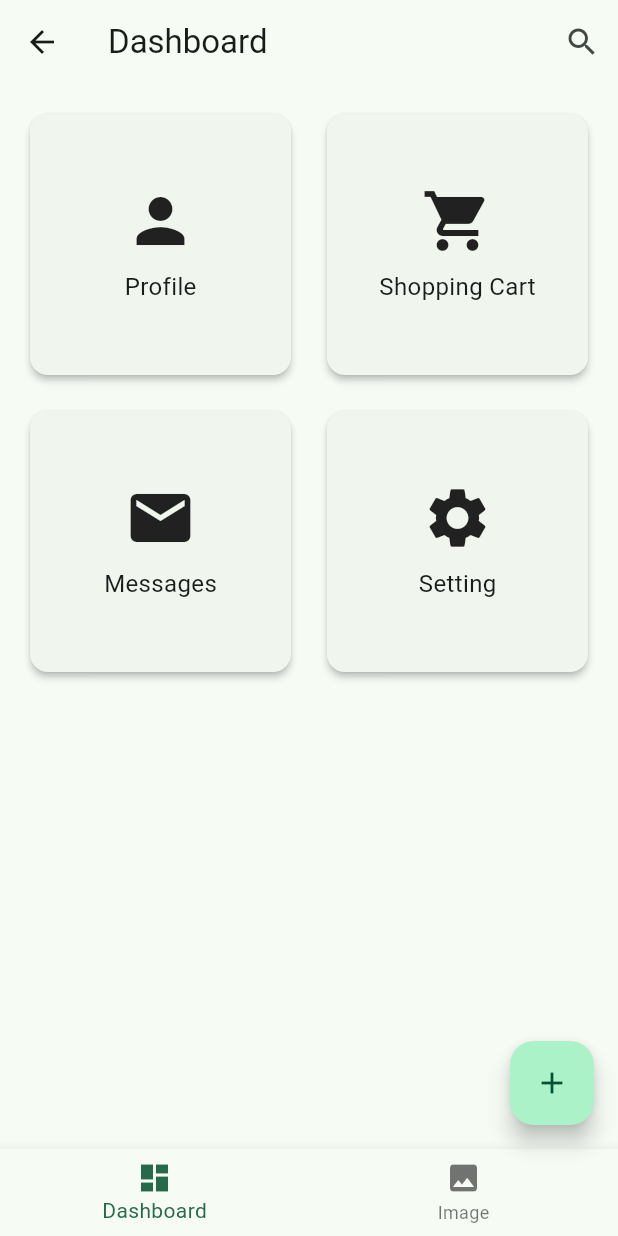
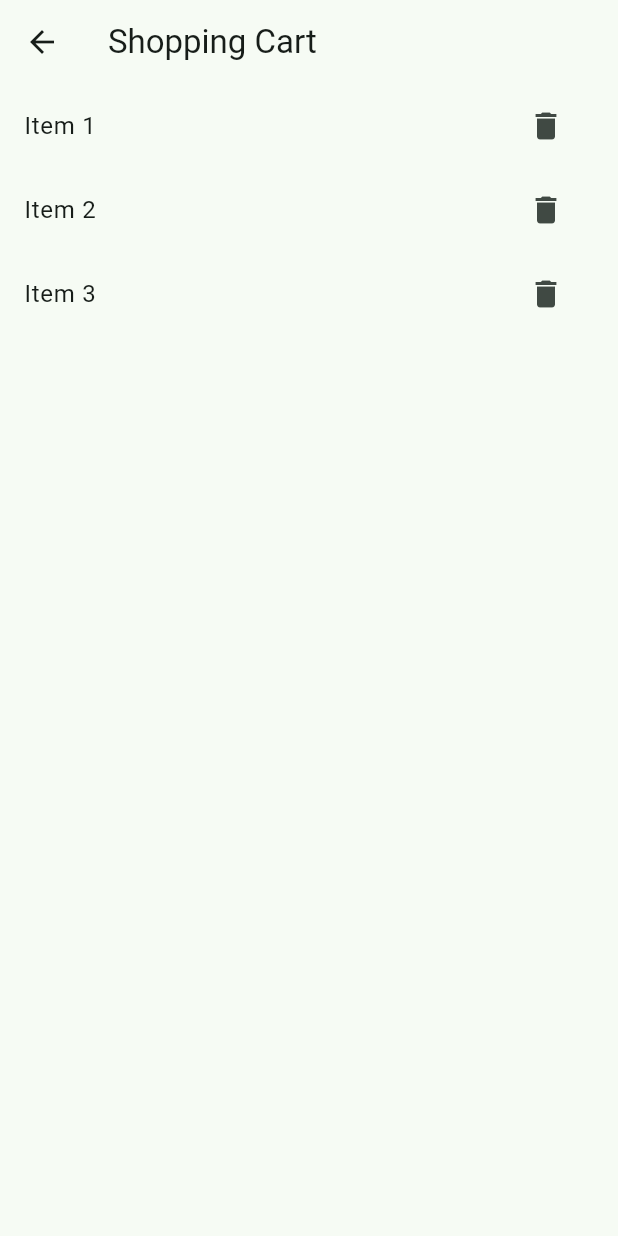
Before and after one commit to bernardrealino/flutter_base_project_template, a Flutter app: the DashboardPage screen opened directly, after a tap on "Shopping Cart", on a phone screen of 412 x 824 dp. Run offline on Flutter 3.47's test engine with Material 2 defaults, Android fonts, the phone set to English and light mode, and no system bars; our stand-ins replace image_picker, lottie, permission_handler, smooth_page_indicator; network calls fail.

Commit message:
Added Pages: - Cart, Inbox, Setting

```diff
--- /dev/null
+++ b/lib/pages/cart_page.dart
@@ -0,0 +1,47 @@
+import 'package:flutter/material.dart';
+
+class CartPage extends StatefulWidget {
+  const CartPage({super.key});
+
+  @override
+  _CartPageState createState() => _CartPageState();
+}
+
+class _CartPageState extends State<CartPage> {
+  List<String> items = [
+    'Item 1',
+    'Item 2',
+    'Item 3'
+  ]; // Replace with your actual cart items
+
+  @override
+  Widget build(BuildContext context) {
+    return Scaffold(
+      appBar: AppBar(
+        title: Text('Shopping Cart'),
+      ),
+      body: ListView.builder(
+        itemCount: items.length,
+        itemBuilder: (context, index) {
+          return ListTile(
+            title: Text(items[index]),
+            trailing: IconButton(
+              icon: Icon(Icons.delete),
+              onPressed: () {
+                setState(() {
+                  items.removeAt(index);
+                });
+              },
+            ),
+          );
+        },
+      ),
+    );
+  }
+}
+
+void main() {
+  runApp(MaterialApp(
+    home: CartPage(),
+  ));
+}
--- a/lib/pages/dashboard_page.dart
+++ b/lib/pages/dashboard_page.dart
@@ -1,8 +1,8 @@
 import 'package:flutter/material.dart';
-import 'package:flutter_splashscreen/pages/home_page.dart';
+import 'package:flutter_splashscreen/pages/cart_page.dart';
+import 'package:flutter_splashscreen/pages/inbox_page.dart';
 import 'package:flutter_splashscreen/pages/profile_page.dart';
 import 'package:flutter_splashscreen/pages/setting_page.dart';
-import 'package:flutter_splashscreen/splashscreen.dart';
 
 class DashboardPage extends StatefulWidget {
   const DashboardPage({super.key});
@@ -16,7 +16,7 @@ class _DashboardPageState extends State<DashboardPage> {
   Widget build(BuildContext context) {
     return Scaffold(
       body: Container(
-        padding: EdgeInsets.all(16.0),
+        padding: const EdgeInsets.all(16.0),
         child: GridView.count(
           crossAxisCount: 2,
           crossAxisSpacing: 16.0,
@@ -24,7 +24,7 @@ class _DashboardPageState extends State<DashboardPage> {
           children: [
             _buildCard('Profile', Icons.person, 0),
             _buildCard('Shopping Cart', Icons.shopping_cart, 1),
-            _buildCard('Messages', Icons.mail, 2),
+            _buildCard('Inbox', Icons.mail, 2),
             _buildCard('Setting', Icons.settings, 3),
           ],
         ),
@@ -40,19 +40,19 @@ class _DashboardPageState extends State<DashboardPage> {
           if (onTapValue == 0) {
             Navigator.of(context).push(
               MaterialPageRoute(
-                builder: (BuildContext context) => ProfilePage(),
+                builder: (BuildContext context) => const ProfilePage(),
               ),
             );
           } else if (onTapValue == 1) {
             Navigator.of(context).push(
               MaterialPageRoute(
-                builder: (BuildContext context) => const HomePage(),
+                builder: (BuildContext context) => const CartPage(),
               ),
             );
           } else if (onTapValue == 2) {
             Navigator.of(context).push(
               MaterialPageRoute(
-                builder: (BuildContext context) => SplashScreen(),
+                builder: (BuildContext context) => InboxPage(),
               ),
             );
           } else if (onTapValue == 3) {
@@ -73,7 +73,7 @@ class _DashboardPageState extends State<DashboardPage> {
             SizedBox(height: 8.0),
             Text(
               title,
-              style: TextStyle(fontSize: 16.0),
+              style: const TextStyle(fontSize: 16.0),
             ),
           ],
         ),
```
Also changed, not shown: lib/main.dart (+4 -3 lines), lib/pages/inbox_page.dart (added, +42 -0 lines), lib/pages/setting_page.dart (+51 -5 lines).
